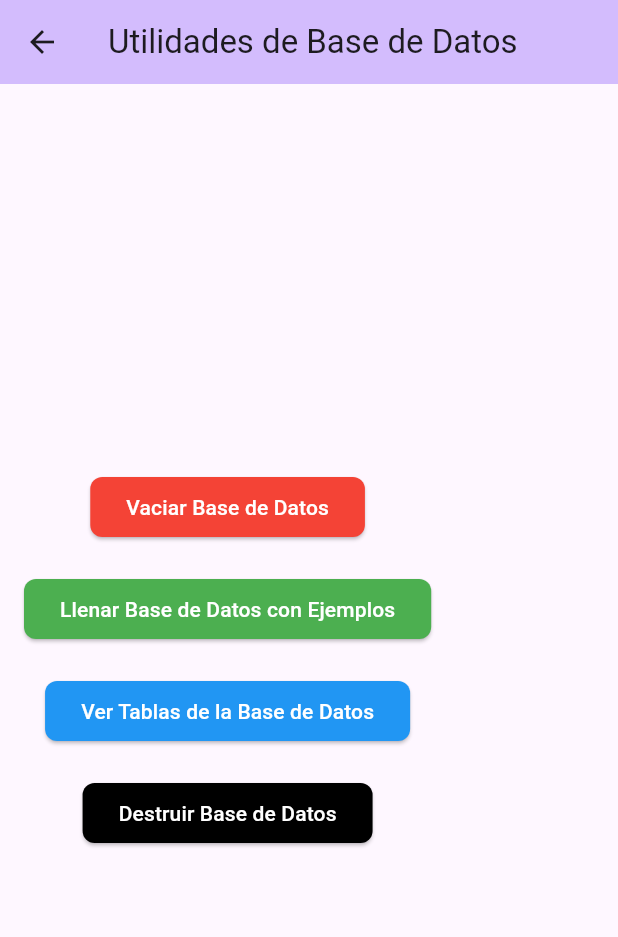
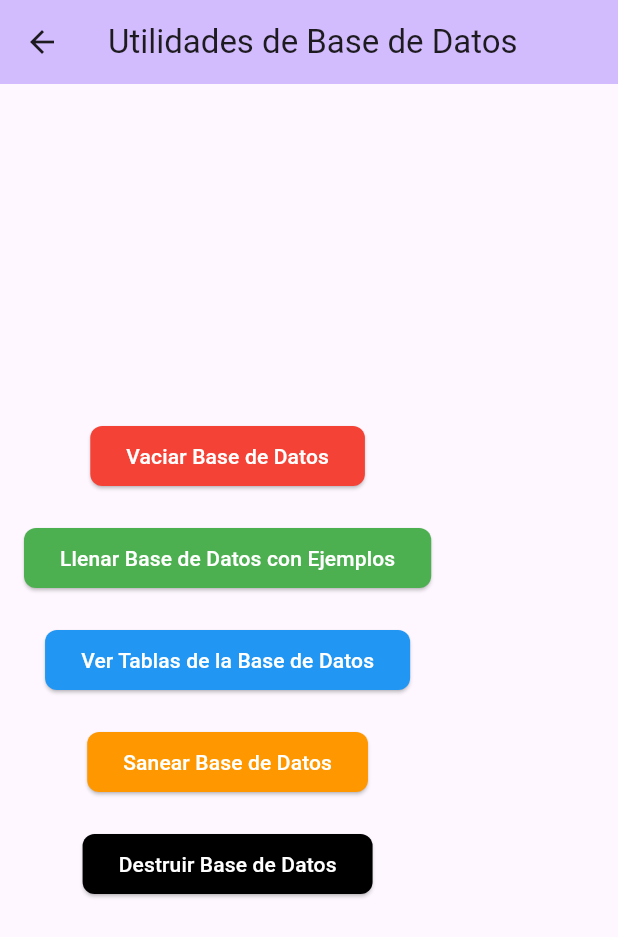
Before and after one commit to XabierMatute/KoboltAssistant, a Flutter app: the DatabaseUtilsScreen screen opened directly, on a phone screen of 412 x 824 dp. Shown: the top 937 px of the screen. Run offline on Flutter 3.47's test engine with Material 3 defaults, Android fonts, the phone set to English and light mode, and no system bars; our stand-ins replace faker, image_picker, sqflite; accounts and stored records are empty.

Commit message:
utilidad de sanear

```diff
--- a/caravana_enana/lib/screens/db_utils.dart
+++ b/caravana_enana/lib/screens/db_utils.dart
@@ -105,6 +105,20 @@ class DatabaseUtilsScreen extends StatelessWidget {
     }
   }
 
+  Future<void> _sanitizeDatabase(BuildContext context) async {
+    try {
+      await NameTable.normalizeNames();
+      await TitleTable.normalizeTitles();
+      ScaffoldMessenger.of(context).showSnackBar(
+        const SnackBar(content: Text('Base de datos saneada exitosamente')),
+      );
+    } catch (e) {
+      ScaffoldMessenger.of(context).showSnackBar(
+        SnackBar(content: Text('Error al sanear la base de datos: $e')),
+      );
+    }
+  }
+
   @override
   Widget build(BuildContext context) {
     return Scaffold(
@@ -154,6 +168,18 @@ class DatabaseUtilsScreen extends StatelessWidget {
             ),
             const SizedBox(height: 20),
             ElevatedButton(
+              onPressed: () => _sanitizeDatabase(context),
+              style: ElevatedButton.styleFrom(
+                backgroundColor: Colors.orange,
+                foregroundColor: Colors.white,
+                shape: RoundedRectangleBorder(
+                  borderRadius: BorderRadius.circular(8),
+                ),
+              ),
+              child: const Text('Sanear Base de Datos'),
+            ),
+            const SizedBox(height: 20),
+            ElevatedButton(
               onPressed: () => _destroyDatabase(context),
               style: ElevatedButton.styleFrom(
                 backgroundColor: Colors.black,
```
Also changed, not shown: caravana_enana/lib/db/name.dart (+44 -0 lines), caravana_enana/lib/db/title.dart (+43 -0 lines).
